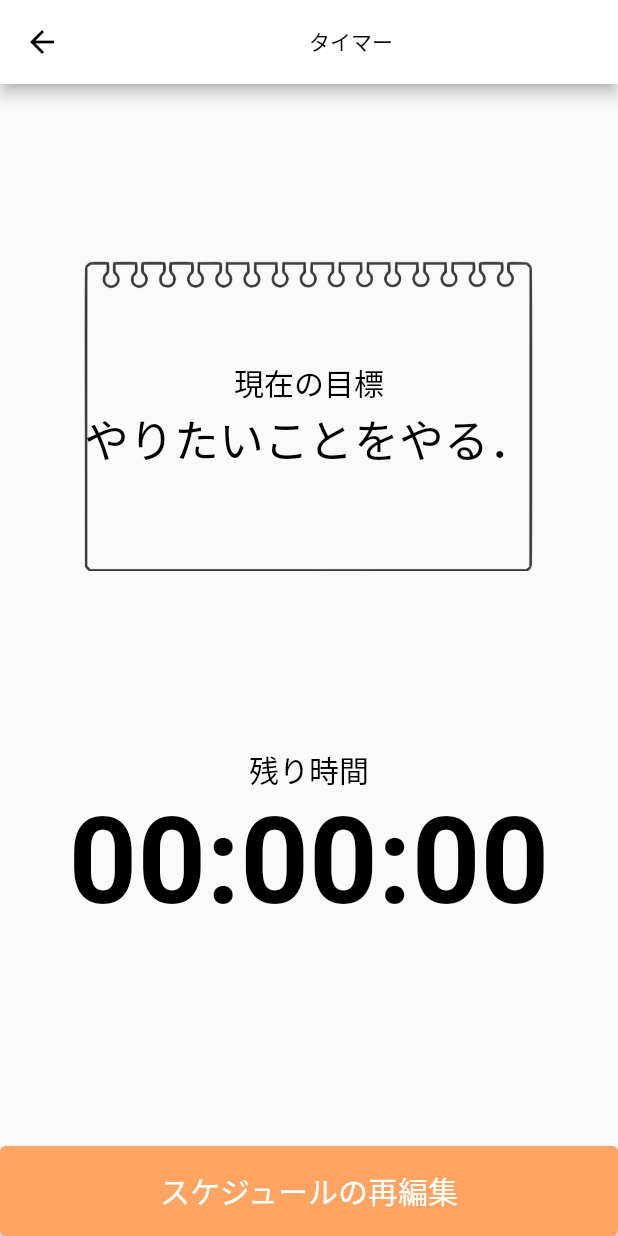
After one commit to KatoShoma/schedule-app, a Flutter app: the TimerScreen screen opened directly, on a phone screen of 412 x 824 dp. The commit adds this screen. Run offline on Flutter 3.47's test engine with Material 2 defaults, Android fonts, the phone set to English and light mode, and no system bars; our stand-ins replace freezed_annotation, keyboard_actions, rxdart, share_plus, shared_preferences, state_notifier; missing offline and left inert: enum_to_string, flutter_state_notifier; accounts and stored records are empty.

Commit message:
fix:タイマー/UIの作成

```diff
--- a/app_screen/lib/gen/assets.gen.dart
+++ b/app_screen/lib/gen/assets.gen.dart
@@ -35,6 +35,7 @@ class $AssetsImagesGen {
   AssetGenImage get smail => const AssetGenImage('assets/images/smail.png');
   AssetGenImage get synergy => const AssetGenImage('assets/images/synergy.png');
   AssetGenImage get tear => const AssetGenImage('assets/images/tear.png');
+  AssetGenImage get eventMemo => const AssetGenImage('assets/images/eventMemo.png');
 }
 
 class Assets {
--- a/app_screen/lib/widgets/screens/root/root_screen.dart
+++ b/app_screen/lib/widgets/screens/root/root_screen.dart
@@ -8,6 +8,7 @@ import 'package:schedule_application/widgets/screens/root/root_screen_state.dart
 import 'package:schedule_application/widgets/screens/schedule/schedule_screen.dart';
 import 'package:schedule_application/widgets/screens/setting/setting_screen.dart';
 import 'package:schedule_application/widgets/screens/share/share_screen.dart';
+import 'package:schedule_application/widgets/screens/timer/timer_screen.dart';
 
 class RootScreen extends StatelessWidget {
   @override
@@ -29,6 +30,7 @@ class RootScreen extends StatelessWidget {
                     ScheduleScreen(),
                     ShareScreen(),
                     SettingScreen(),
+                    //TimerScreen(),
                   ][index],
                 );
               },
--- /dev/null
+++ b/app_screen/lib/widgets/screens/timer/timer_screen.dart
@@ -0,0 +1,87 @@
+import 'package:flutter/cupertino.dart';
+import 'package:flutter/material.dart';
+import 'package:flutter_state_notifier/flutter_state_notifier.dart';
+import 'package:provider/provider.dart';
+import 'package:schedule_application/gen/assets.gen.dart';
+import 'package:schedule_application/utils/color/app_color.dart';
+import 'package:schedule_application/widgets/screens/schedule/children/schedule_button.dart';
+import 'package:schedule_application/widgets/screens/schedule/schedule_screen_state.dart';
+
+class TimerScreen extends StatelessWidget {
+  const TimerScreen({
+    Key? key,
+  }) : super(key: key);
+
+  @override
+  Widget build(BuildContext context) {
+
+    return Scaffold(
+      appBar: AppBar(
+        title: Center(child: Text('タイマー')),
+      ),
+      body: Container(
+        child: Center(
+          child: Column(
+            children: [
+              Spacer(),
+              Stack(
+                alignment: Alignment.center,
+                children: [
+                  ImageIcon(
+                    Assets.images.eventMemo,
+                    size: 300,
+                    color: AppColor.gray90,
+                  ),
+                  Column(
+                    children: [
+                      Text(
+                        '現在の目標',
+                        textAlign: TextAlign.center,
+                        style: const TextStyle(
+                          color: AppColor.black,
+                          fontSize: 20.0,
+                        ),
+                      ),
+                      Text(
+                        'やりたいことをやる．',
+                        textAlign: TextAlign.center,
+                        style: const TextStyle(
+                          color: AppColor.black,
+                          fontSize: 30.0,
+                        ),
+                      ),
+                    ],
+                  ),
+                ],
+              ),
+              Spacer(),
+              Text(
+                '残り時間',
+                textAlign: TextAlign.center,
+                style: const TextStyle(
+                  color: AppColor.black,
+                  fontSize: 20.0,
+                ),
+              ),
+              Text(
+                '00:00:00',
+                textAlign: TextAlign.center,
+                style: const TextStyle(
+                    color: AppColor.black,
+                    fontSize: 80.0,
+                    fontWeight: FontWeight.bold
+                ),
+              ),
+              Spacer(),
+              Spacer(),
+              ScheduleButton(
+                title: 'スケジュールの再編集',
+                onPressed: () => context.read<ScheduleScreenController>().onTapCreateSchedule(),
+              ),
+            ],
+          ),
+        ),
+      ),
+    );
+  }
+}
```
Also changed, not shown: app_screen/assets/images/eventMemo.png (added).
